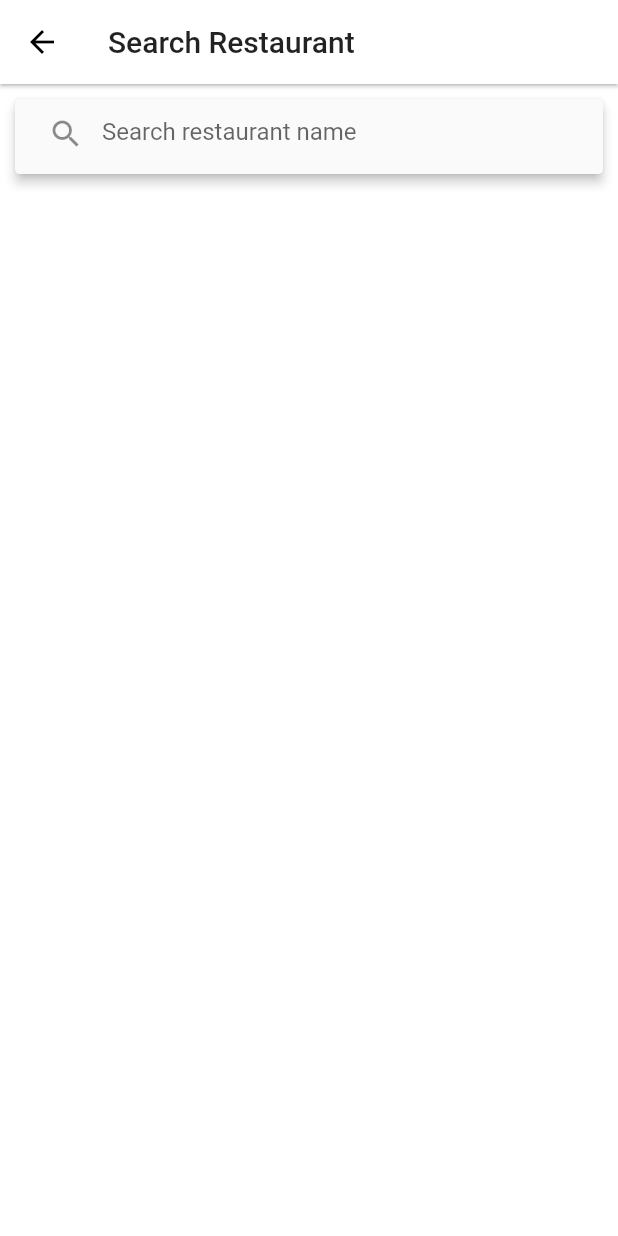
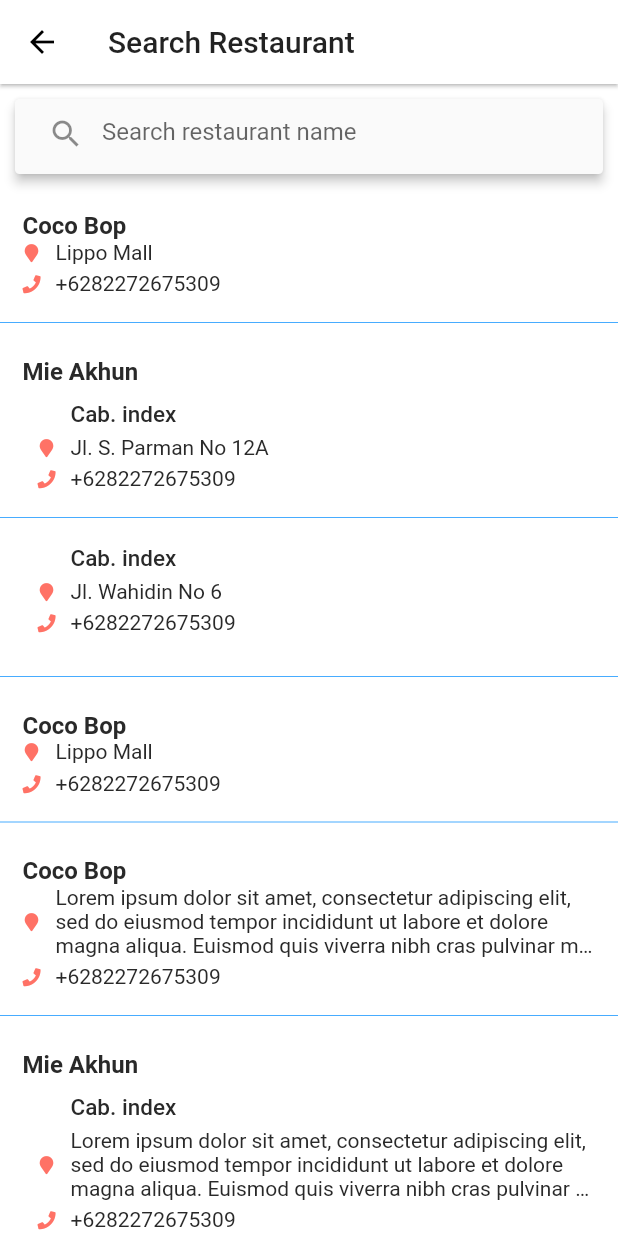
Before and after one commit to IvanTanaka/Flutter-Mobile-Booking_System, a Flutter app: the screen it shows after launch, after a tap on "Food", on a phone screen of 412 x 824 dp. Run offline on Flutter 3.47's test engine with Material 2 defaults, Android fonts, the light colour scheme and no system bars; our stand-ins replace connectivity, dio, font_awesome_flutter, get_it, rxdart, shared_preferences; missing offline and left inert: extended_text; network calls fail.

Commit message:
fix address overflow bug

```diff
--- a/lib/core/models/branch_model.dart
+++ b/lib/core/models/branch_model.dart
@@ -1,15 +1,18 @@
 class BranchModel {
+  String id;
   String branchName;
   String address;
   String phoneNumber;
 
   BranchModel({
+    this.id,
     this.branchName,
     this.address,
     this.phoneNumber,
   });
 
   factory BranchModel.fromJson(Map<String, dynamic> json) => BranchModel(
+    id: json["id"],
     branchName: json["branch_name"],
     address: json["address"],
     phoneNumber: json["phone_number"],
--- a/lib/core/models/news_detail_model.dart
+++ b/lib/core/models/news_detail_model.dart
@@ -6,7 +6,7 @@
   String imageUrl;
   String description;
   List<String> termsAndConditions;
-  List<BranchModel> branchs;
+  List<BranchModel> branches;
 
   NewsDetailModel({
     this.id,
@@ -14,7 +14,7 @@
     this.imageUrl,
     this.description,
     this.termsAndConditions,
-    this.branchs,
+    this.branches,
   });
 
   factory NewsDetailModel.fromJson(Map<String, dynamic> json) => NewsDetailModel(
@@ -23,6 +23,6 @@
     imageUrl: json["image_url"],
     description: json["description"],
     termsAndConditions: List<String>.from(json["terms_and_conditions"].map((x) => x)),
-    branchs: List<BranchModel>.from(json["branchs"].map((x) => BranchModel.fromJson(x))),
+    branches: List<BranchModel>.from(json["branchs"].map((x) => BranchModel.fromJson(x))),
   );
 }
--- a/lib/core/models/search_store_model.dart
+++ b/lib/core/models/search_store_model.dart
@@ -3,18 +3,49 @@
 class SearchStoreModel {
   String id;
   String franchiseName;
-  List<BranchModel> branchs;
+  String type;
+  List<BranchModel> branches;
+
+  bool get haveBranches{
+    if(branches.length>1){
+      return true;
+    }
+    return false;
+  }
+
+  String get branchId{
+    if(!haveBranches){
+      return branches[0].id;
+    }
+    return "";
+  }
+
+  String get address{
+    if(!haveBranches){
+      return branches[0].address;
+    }
+    return "";
+  }
+
+  String get phoneNumber{
+    if(!haveBranches){
+      return branches[0].phoneNumber;
+    }
+    return "";
+  }
 
   SearchStoreModel({
     this.id,
     this.franchiseName,
-    this.branchs,
+    this.type,
+    this.branches,
   });
 
   factory SearchStoreModel.fromJson(Map<String, dynamic> json) => SearchStoreModel(
     id: json["id"],
     franchiseName: json["franchise_name"],
-    branchs: List<BranchModel>.from(json["branchs"].map((x) => BranchModel.fromJson(x))),
+    type: json["type"],
+    branches: List<BranchModel>.from(json["branchs"].map((x) => BranchModel.fromJson(x))),
   );
 
 }
--- a/lib/core/viewmodels/views/search_franchise_view_model.dart
+++ b/lib/core/viewmodels/views/search_franchise_view_model.dart
@@ -1,13 +1,78 @@
+import 'package:member_apps/core/models/branch_model.dart';
+import 'package:member_apps/core/models/search_store_model.dart';
 import 'package:member_apps/core/models/service_menu_model.dart';
 import 'package:member_apps/core/viewmodels/base_viewmodel.dart';
+import 'package:member_apps/ui/prototype_constant.dart';
 
 class SearchFranchiseViewModel extends BaseViewmodel {
-
   ServiceMenuType type;
 
+  List<SearchStoreModel> get searchStoreModel => [
+        SearchStoreModel(
+          id: "23123131",
+          franchiseName: "Coco Bop",
+          branches: [
+            BranchModel(
+                branchName: "Coco Bop",
+                address: "Lippo Mall",
+                phoneNumber: "+323 3232 32")
+          ],
+        ),
+        SearchStoreModel(
+          id: "321njkk2ni3",
+          franchiseName: "Mie Akhun",
+          branches: [
+            BranchModel(
+                branchName: "Cab. S. Parman",
+                address: "Jl. S. Parman No 12A",
+                phoneNumber: "+62 9292929"),
+            BranchModel(
+              branchName: "Cab. Wahidin",
+              address: "Jl. Wahidin No 6",
+              phoneNumber: "020 20101010",
+            )
+          ],
+        ),
+        SearchStoreModel(
+          id: "23123131",
+          franchiseName: "Coco Bop",
+          branches: [
+            BranchModel(
+                branchName: "Coco Bop",
+                address: "Lippo Mall",
+                phoneNumber: "+323 3232 32")
+          ],
+        ),
+        SearchStoreModel(
+          id: "23123131",
+          franchiseName: "Coco Bop",
+          branches: [
+            BranchModel(
+                branchName: "Coco Bop",
+                address: PrototypeConstant.LOREM_IPSUM,
+                phoneNumber: "+323 3232 32")
+          ],
+        ),
+        SearchStoreModel(
+          id: "321njkk2ni3",
+          franchiseName: "Mie Akhun",
+          branches: [
+            BranchModel(
+                branchName: "Cab. S. Parman",
+                address: PrototypeConstant.LOREM_IPSUM,
+                phoneNumber: "+62 9292929"),
+            BranchModel(
+              branchName: "Cab. Wahidin",
+              address: "Jl. Wahidin No 6",
+              phoneNumber: "020 20101010",
+            )
+          ],
+        ),
+      ];
+
   // ignore: missing_return
-  String get searchPageTitle{
-    switch(this.type){
+  String get searchPageTitle {
+    switch (this.type) {
       case ServiceMenuType.food:
         return "Search Restaurant";
         break;
@@ -24,8 +89,8 @@
   }
 
   // ignore: missing_return
-  String get searchPagePlaceholder{
-    switch(this.type){
+  String get searchPagePlaceholder {
+    switch (this.type) {
       case ServiceMenuType.food:
         return "Search restaurant name";
         break;
@@ -40,4 +105,6 @@
         break;
     }
   }
+
+  Future getStore(String id) async {}
 }
--- a/lib/ui/views/search_franchise_view.dart
+++ b/lib/ui/views/search_franchise_view.dart
@@ -1,7 +1,11 @@
 import 'package:flutter/material.dart';
+import 'package:font_awesome_flutter/font_awesome_flutter.dart';
 import 'package:member_apps/base_widget.dart';
+import 'package:member_apps/core/models/branch_model.dart';
+import 'package:member_apps/core/models/search_store_model.dart';
 import 'package:member_apps/core/models/service_menu_model.dart';
 import 'package:member_apps/core/viewmodels/views/search_franchise_view_model.dart';
+import 'package:member_apps/router.dart';
 import 'package:member_apps/service_locator.dart';
 import 'package:member_apps/ui/shared_colors.dart';
 import 'package:member_apps/ui/widgets/shared_loading_page.dart';
@@ -47,21 +51,167 @@
             margin: EdgeInsets.symmetric(horizontal: 10, vertical: 10),
             child: _buildSearchBar(viewModel),
           ),
-          Expanded(child: (viewModel.busy)?SharedLoadingPage():_buildStoreList(viewModel))
+          Expanded(
+              child: (viewModel.busy)
+                  ? SharedLoadingPage()
+                  : _buildStoreList(viewModel))
         ],
       ),
     );
   }
 
-  Widget _buildStoreList(SearchFranchiseViewModel viewModel){
-    return ListView.builder(itemCount: 10,itemBuilder: (BuildContext context, int index){
-      return _buildStoreContainer();
-    });
+  Widget _buildStoreList(SearchFranchiseViewModel viewModel) {
+    return ListView.separated(
+      itemCount: viewModel.searchStoreModel.length,
+      itemBuilder: (BuildContext context, int index) {
+        return _buildStoreContainer(viewModel, viewModel.searchStoreModel[index]);
+      },
+      separatorBuilder: (BuildContext context, int index) {
+        return Divider(
+            indent: 0, endIndent: 0, color: SharedColors.accentColor);
+      },
+    );
   }
 
+  Widget _buildStoreContainer(SearchFranchiseViewModel viewModel,SearchStoreModel model) {
+    return GestureDetector(
+      onTap: () {
+        if (!model.haveBranches){
+          _navigateToStorePage(viewModel, model.id);
+        }
+      },
+      child: Container(
+        margin: EdgeInsets.only(top: 5, bottom: 10),
+        color: Colors.transparent,
+        child: Container(
+          child: Column(
+            crossAxisAlignment: CrossAxisAlignment.start,
+            children: <Widget>[
+              Container(
+                padding: EdgeInsets.only(
+                  left: 15,
+                  right: 15,
+                  top: 10,
+                ),
+                child: Text(
+                  model.franchiseName,
+                  style: TextStyle(fontWeight: FontWeight.w700, fontSize: 16),
+                ),
+              ),
+              (!model.haveBranches)
+                  ? Container(
+                      padding: EdgeInsets.only(left: 15, right: 15),
+                      child: Column(
+                        children: <Widget>[
+                          _buildBranchAddress(model.address),
+                          Container(
+                            height: 5,
+                          ),
+                          _buildBranchPhoneNumber(model.phoneNumber),
+                        ],
+                      ),
+                    )
+                  : Column(
+                      children: <Widget>[
+                        ListView.separated(
+                          itemCount: model.branches.length,
+                          shrinkWrap: true,
+                          physics: NeverScrollableScrollPhysics(),
+                          itemBuilder: (BuildContext context, int index) {
+                            return _buildBranchContainer(viewModel, model.branches[index]);
+                          },
+                          separatorBuilder: (BuildContext context, int index) {
+                            return Divider(
+                                indent: 0,
+                                endIndent: 0,
+                                color: SharedColors.accentColor);
+                          },
+                        ),
+                      ],
+                    )
+            ],
+          ),
+        ),
+      ),
+    );
+    ;
+  }
 
-  Widget _buildStoreContainer(){
-    return Container();
+  Widget _buildBranchContainer(SearchFranchiseViewModel viewModel, BranchModel model) {
+    return GestureDetector(
+      onTap: (){
+        _navigateToStorePage(viewModel, model.id);
+      },
+      child: Container(
+        padding: EdgeInsets.only(left: 25, top: 10, bottom: 10, right: 15),
+        color: Colors.transparent,
+        child: Column(
+          crossAxisAlignment: CrossAxisAlignment.start,
+          children: <Widget>[
+            Container(
+              padding: EdgeInsets.only(left: 22),
+              child: Text(
+                "Cab. index",
+                style: TextStyle(fontWeight: FontWeight.w500, fontSize: 15),
+              ),
+            ),
+            Container(
+              height: 5,
+            ),
+            _buildBranchAddress(model.address),
+            Container(
+              height: 5,
+            ),
+            _buildBranchPhoneNumber(model.phoneNumber),
+          ],
+        ),
+      ),
+    );
+  }
+
+  Widget _buildBranchAddress(String text) {
+    return Row(
+      mainAxisSize: MainAxisSize.min,
+      mainAxisAlignment: MainAxisAlignment.start,
+      children: <Widget>[
+        Icon(
+          FontAwesomeIcons.mapMarker,
+          size: 12,
+          color: SharedColors.primaryColor,
+        ),
+        Container(
+          width: 10,
+        ),
+        Expanded(
+          child: Container(
+            child: Text(text, overflow: TextOverflow.ellipsis, maxLines: 3,),
+          ),
+        ),
+      ],
+    );
+  }
+
+  Widget _buildBranchPhoneNumber(String text) {
+    return Row(
+      children: <Widget>[
+        Icon(
+          FontAwesomeIcons.phone,
+          size: 12,
+          color: SharedColors.primaryColor,
+        ),
+        Container(
+          width: 10,
+        ),
+        Container(
+          child: Text("+6282272675309"),
+        ),
+      ],
+    );
+  }
+
+  void _navigateToStorePage(SearchFranchiseViewModel viewModel, String id){
+    viewModel.getStore(id);
+    Navigator.pushNamed(context, RoutePaths.OrderStore);
   }
 
   Widget _buildSearchBar(SearchFranchiseViewModel viewModel) {
@@ -77,10 +227,9 @@
           textInputAction: TextInputAction.search,
           cursorColor: Colors.black,
           decoration: InputDecoration(
-            border: InputBorder.none,
-            hintText: viewModel.searchPagePlaceholder,
-            prefixIcon: Icon(Icons.search)
-          ),
+              border: InputBorder.none,
+              hintText: viewModel.searchPagePlaceholder,
+              prefixIcon: Icon(Icons.search)),
         ),
       ),
     );
```
